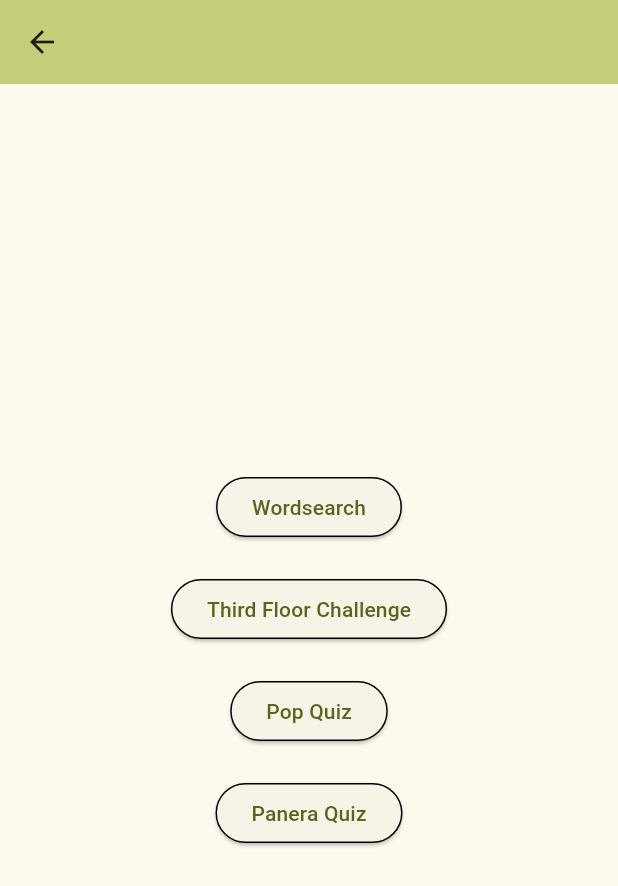
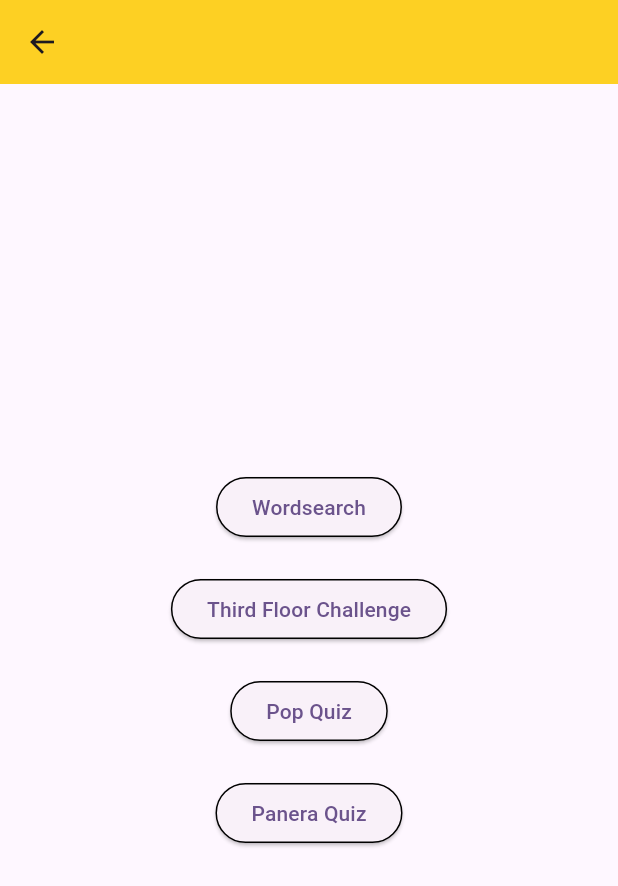
Before and after one commit to maureensanchez99/app6, a Flutter app: the HomePage screen opened directly, on a phone screen of 412 x 824 dp. Shown: the top 886 px of the screen. Run offline on Flutter 3.47's test engine with Material 3 defaults, Android fonts, the phone set to English and light mode, and no system bars; our stand-ins replace shared_preferences; accounts and stored records are empty.

Commit message:
changed colors to home page to fit LSU spirit :)

```diff
--- a/lib/main.dart
+++ b/lib/main.dart
@@ -13,7 +13,7 @@
     return MaterialApp(
       title: 'PFT Scavenger Hunt',
       theme: ThemeData(
-        colorScheme: ColorScheme.fromSeed(seedColor: Colors.lime),
+        colorScheme: ColorScheme.fromSeed(seedColor: Color(0xFF461D7C)),
         useMaterial3: true,
       ),
       home: const WelcomeScreen(),
--- a/lib/pages/home_page.dart
+++ b/lib/pages/home_page.dart
@@ -13,7 +13,7 @@
   Widget build(BuildContext context) {
     return Scaffold(
       appBar: AppBar(
-        backgroundColor: Theme.of(context).colorScheme.inversePrimary,
+        backgroundColor: Color(0xFFFDD023),//Theme.of(context).colorScheme.inversePrimary,
         title: Text(title),
       ),
       body: Center(
```
